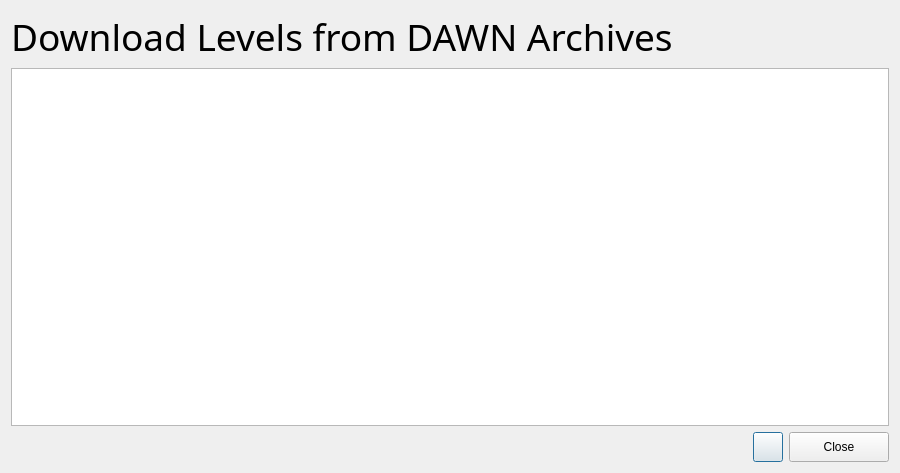
Before: the Qt Designer form wikiLYNX/ui/getlevel.ui in flamboyantpenguin/wikilynx, drawn with Qt 5.
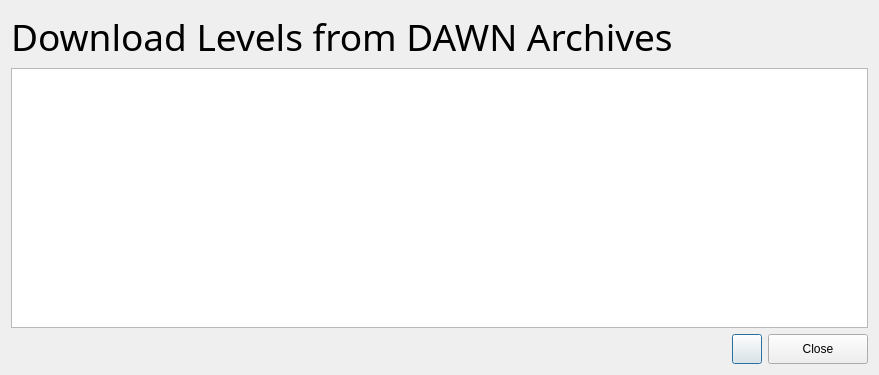
After: the same form once the commit is applied. Icons and pictures are not drawn.

Diff of the .ui file:
```diff
--- a/wikiLYNX/ui/getlevel.ui
+++ b/wikiLYNX/ui/getlevel.ui
@@ -9,8 +9,8 @@
    <rect>
     <x>0</x>
     <y>0</y>
-    <width>900</width>
-    <height>473</height>
+    <width>879</width>
+    <height>375</height>
    </rect>
   </property>
   <property name="sizePolicy">
```
